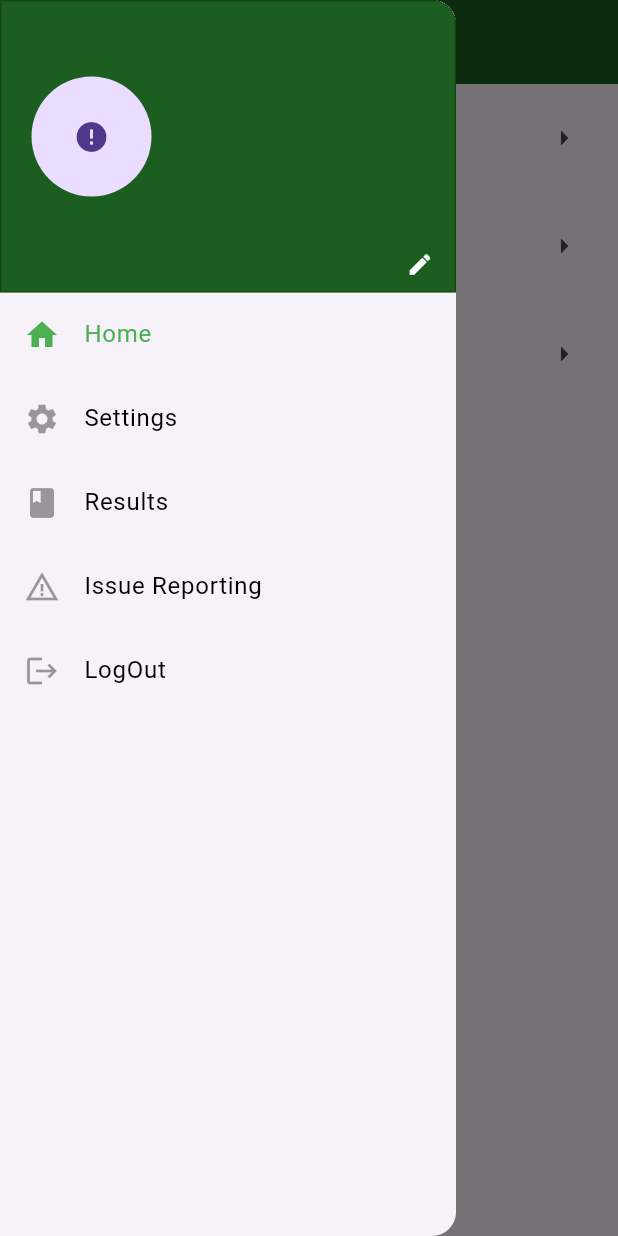
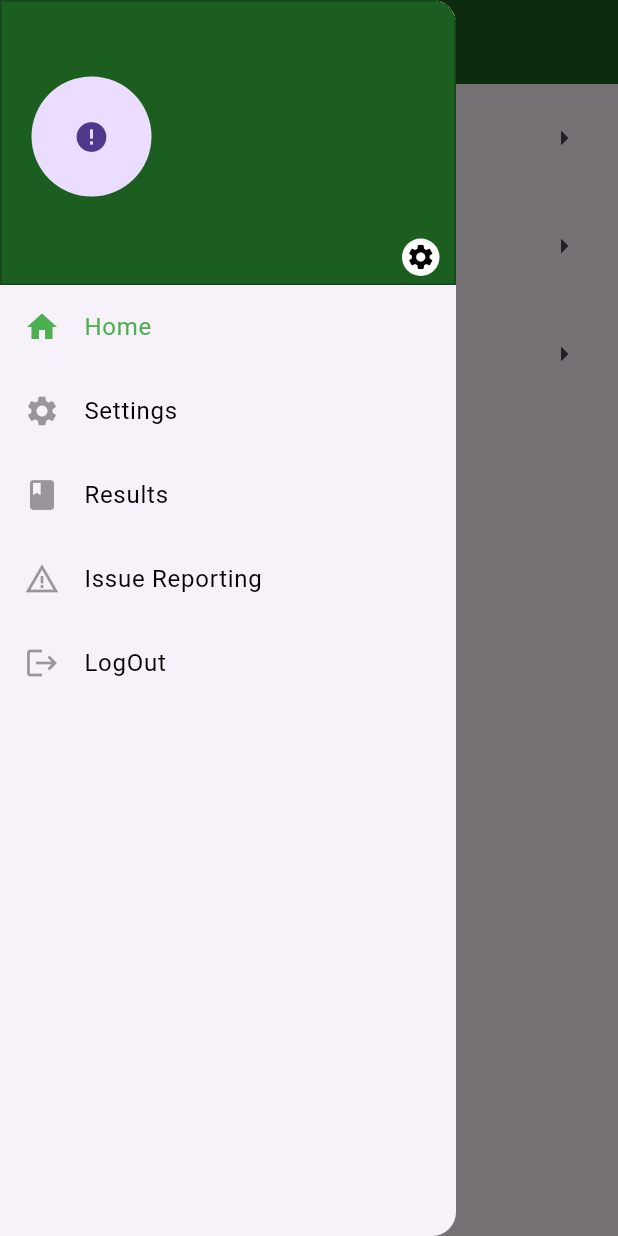
Before and after one commit to chindamsaiprasad/jeeni, a Flutter app: the Dashboard screen opened directly, with the side drawer open, on a phone screen of 412 x 824 dp. Run offline on Flutter 3.47's test engine with Material 3 defaults, Android fonts, the light colour scheme and no system bars; our stand-ins replace cached_network_image, device_info_plus, flutter_easyloading, hooks_riverpod, image_picker, loading_animation_widget and 2 more; accounts and stored records are empty.

Commit message:
update some changes

```diff
--- a/lib/pages/dashboard.dart
+++ b/lib/pages/dashboard.dart
@@ -37,7 +37,10 @@ class Dashboard extends ConsumerWidget {
         backgroundColor: const Color(0xff1c5e20),
         title: Text(
           ref.watch(menuProvider).getDisplayName(),
-          style: const TextStyle(color: Colors.white),
+          style: const TextStyle(color: Colors.white, fontSize: 22),
+        ),
+        iconTheme: const IconThemeData(
+          color: Colors.white,
         ),
       ),
       body: Consumer(
--- a/lib/pages/dashboard/content/content_page.dart
+++ b/lib/pages/dashboard/content/content_page.dart
@@ -28,7 +28,10 @@ class _ContentPageState extends ConsumerState<ContentPage> {
     return Scaffold(
       appBar: AppBar(
         backgroundColor: const Color(0xff1c5e20),
-        title: const Text("My Content"),
+        title: const Text("My Content", style: TextStyle(color: Colors.white,fontSize: 22),),
+        iconTheme: const IconThemeData(
+          color: Colors.white,
+        ),
       ),
       body: courses != null
           ? ListView(
--- a/lib/pages/dashboard/content/course_page.dart
+++ b/lib/pages/dashboard/content/course_page.dart
@@ -33,6 +33,10 @@ class _CoursePageState extends ConsumerState<CoursePage> {
         backgroundColor: const Color(0xff1c5e20),
         title: Text(
           widget.course.courseName ?? "",
+          style: TextStyle(color: Colors.white, fontSize: 22),
+        ),
+        iconTheme: const IconThemeData(
+          color: Colors.white,
         ),
       ),
       body: Column(
--- a/lib/pages/navbar.dart
+++ b/lib/pages/navbar.dart
@@ -1,6 +1,8 @@
 import 'dart:convert';
+import 'dart:typed_data';
 
 import 'package:flutter/material.dart';
+import 'package:flutter/widgets.dart';
 import 'package:hooks_riverpod/hooks_riverpod.dart';
 import 'package:jeeni/pages/user_profile.dart';
 import 'package:jeeni/pages/widgets/logout_overlay.dart';
@@ -26,22 +28,25 @@ class _NavBarState extends State<NavBar> {
   String userEmail = '';
   String userImageBase = '';
 
+  Uint8List dataImage = Uint8List(0);
+
   @override
   void initState() {
     super.initState();
 
-    updateProfileData(); // Call datamethod when initializing the state
+    updateProfileData();
   }
 
   void updateProfileData() {
-    // print("method call nav bar"); // Optional: Print a message indicating the function has started
+    // print("method call nav bar");
 
     LocalDataManager().loadStudentFromLocal().then((value) {
       setState(() {
-        userName = value.name ?? ''; // Update userName state variable
-        userEmail = value.email ?? ''; // Update userEmail state variable
-        userImageBase = value.mobileProfileImage ??
-            ''; // Update userImageBase state variable
+        userName = value.name ?? '';
+        userEmail = value.email ?? '';
+        userImageBase = value.mobileProfileImage ?? '';
+
+        dataImage = base64Decode(value.mobileProfileImage ?? '');
       });
 
       // Optional: Print the loaded data
@@ -227,18 +232,19 @@ class _NavBarState extends State<NavBar> {
   Widget userProfileBoxDisplay() {
     Padding userProfileColumn() {
       return Padding(
-        padding: EdgeInsets.only(top: 50, left: 10, right: 10, bottom: 5),
+        padding: const EdgeInsets.only(top: 50, left: 10, right: 10, bottom: 5),
         child: Column(
           crossAxisAlignment: CrossAxisAlignment.start,
           children: [
-            Container(
+            SizedBox(
               height: 80,
               width: 100,
               // color: Colors.red,
               child: CircleAvatar(
                 child: ClipOval(
                   child: Image.memory(
-                    base64Decode(userImageBase ?? ''),
+                    // base64Decode(userImageBase ?? ''),
+                    dataImage,
                     fit: BoxFit.cover,
                     errorBuilder: (context, error, stackTrace) =>
                         const Icon(Icons.error),
@@ -246,30 +252,54 @@ class _NavBarState extends State<NavBar> {
                 ),
               ),
             ),
-            SizedBox(height: 5,),
-            Text(userName.trim(),style: TextStyle(color: Colors.white, fontSize: 16),),
+            const SizedBox(height: 5,),
+            Text(
+              userName,
+              style: const TextStyle(color: Colors.white, fontSize: 16),
+            ),
             Row(
               mainAxisAlignment: MainAxisAlignment.spaceBetween,
               children: [
-                Text(userEmail.trim(),style: TextStyle(color: Colors.white, fontSize: 14),),
+                Text(
+                  userEmail,
+                  style: TextStyle(color: Colors.white, fontSize: 14),
+                ),
                 Container(
-  width: 30, // Adjust the width and height as needed for the desired size
-  height: 30,
-  child: Center(
-    child: IconButton(
-      icon: const Icon(Icons.edit, size: 18, color: Colors.white), // Adjust the size and color of the icon as needed
-      onPressed: () {
+                  width: 25,
+                  height: 25,
+                  decoration: const BoxDecoration(
+                    shape: BoxShape.circle,
+                    color: Colors.white,
+                  ),
+                  child: Stack(
+                    children: <Widget>[
+                      const Center(
+                        child: Icon(
+                          Icons.settings,
+                          size: 20,
+                          color: Colors.black,
+                        ),
+                      ),
+                      Positioned.fill(
+                        child: Material(
+                          color: Colors.transparent,
+                          child: InkWell(
+                            borderRadius: BorderRadius.circular(30),
+                            onTap: () {
                               Navigator.push(
                                 context,
                                 MaterialPageRoute(
-            builder: (context) => UserProfilePage(callback: updateProfileData),
+                                  builder: (context) => UserProfilePage(
+                                      callback: updateProfileData),
                                 ),
                               );
                             },
                           ),
                         ),
                       ),
-
+                    ],
+                  ),
+                ),
               ],
             ),
           ],
@@ -281,9 +311,7 @@ class _NavBarState extends State<NavBar> {
       // height: 215,
       // color: Color(0xff1c5e20),
       decoration: BoxDecoration(
-        color: Color(0xff1c5e20),
-        border: Border.all(color: Colors.black26)
-      ),
+          color: Color(0xff1c5e20), border: Border.all(color: Colors.black26)),
       child: userProfileColumn(),
     );
   }
--- a/lib/pages/report_page.dart
+++ b/lib/pages/report_page.dart
@@ -20,7 +20,8 @@ class _ReportIssuePageState extends State<ReportIssuePage> {
 
   @override
   Widget build(BuildContext context) {
-    return Column(
+    return SingleChildScrollView(
+      child: Column(
         children: [
           OptionsContainer(),
           TextFiledContianer(),
@@ -47,6 +48,7 @@ class _ReportIssuePageState extends State<ReportIssuePage> {
             ),
           ),
         ],
+      ),
     );
   }
 
--- a/pubspec.yaml
+++ b/pubspec.yaml
@@ -49,6 +49,7 @@ dependencies:
   image_picker:
   flutter_easyloading: ^3.0.5
   device_info_plus: ^9.1.2
+  get_it: ^7.7.0
 
 dev_dependencies:
   flutter_test:
```
Also changed, not shown: lib/apis/network_manager.dart (+108 -0 lines), lib/pages/auth/forgot_password_page.dart (+8 -3 lines), lib/pages/auth/login_page.dart (+11 -6 lines), lib/apis/api_end_points.dart (added), pubspec.lock, 3 other files. Lines whose indentation alone changed are shown as unchanged.
